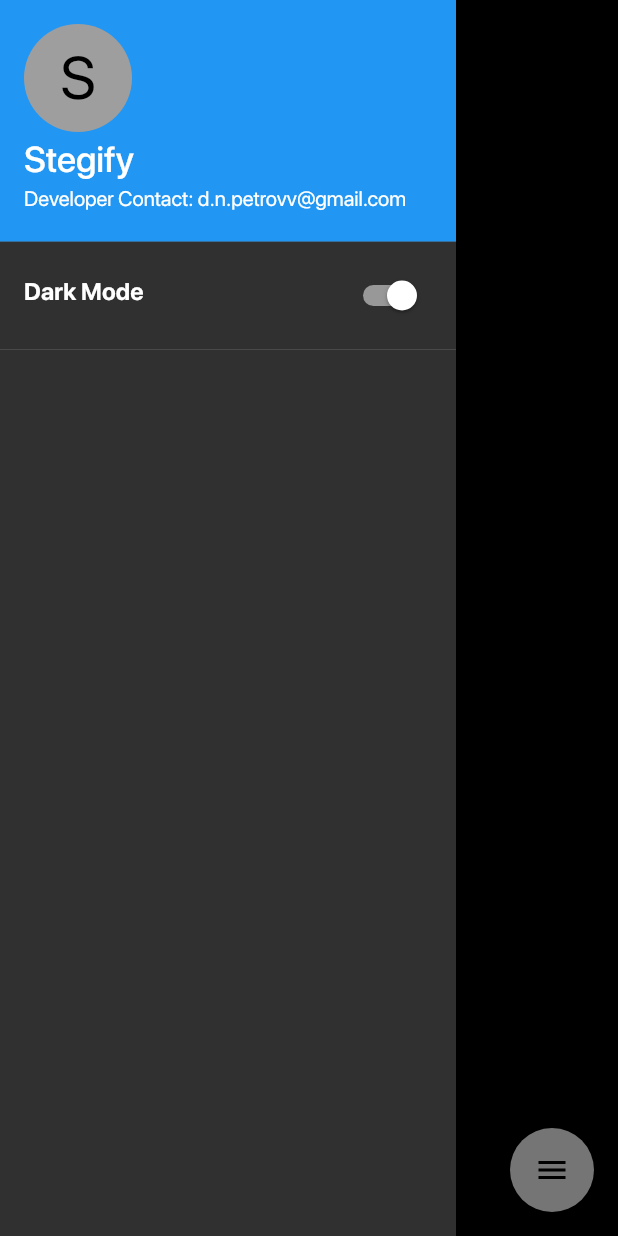
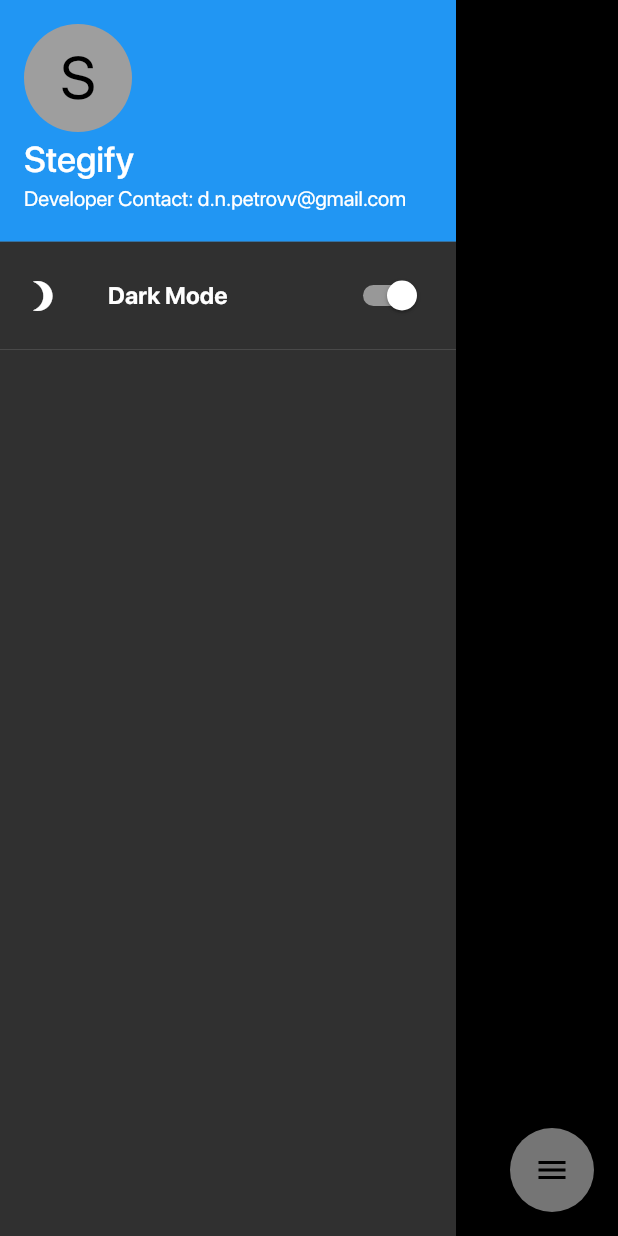
Before and after one commit to DimitarPetrov/stegify-mobile, a Flutter app: the screen it shows after launch, with the side drawer open, on a phone screen of 412 x 824 dp. Run offline on Flutter 3.47's test engine with Material 2 defaults, Android fonts, the phone set to English and light mode, and no system bars; drawn by our look-alikes of flutter_speed_dial; our stand-ins replace flutter_native_image, image_picker, photo_view, shared_preferences; missing offline and left inert: a package; project files that could hold a hidden picture were left out.

Commit message:
Encode/Decode buttons and dark mode icon

```diff
--- a/lib/screens/home.dart
+++ b/lib/screens/home.dart
@@ -54,7 +54,8 @@ class _HomeState extends State<Home> {
             ),
           ),
           ListTile(
-            leading: Text(
+            leading: Icon(Icons.brightness_3),
+            title: Text(
               "Dark Mode",
               style: Theme.of(context)
                   .textTheme
```
Also changed, not shown: lib/screens/image.dart (+26 -0 lines).
